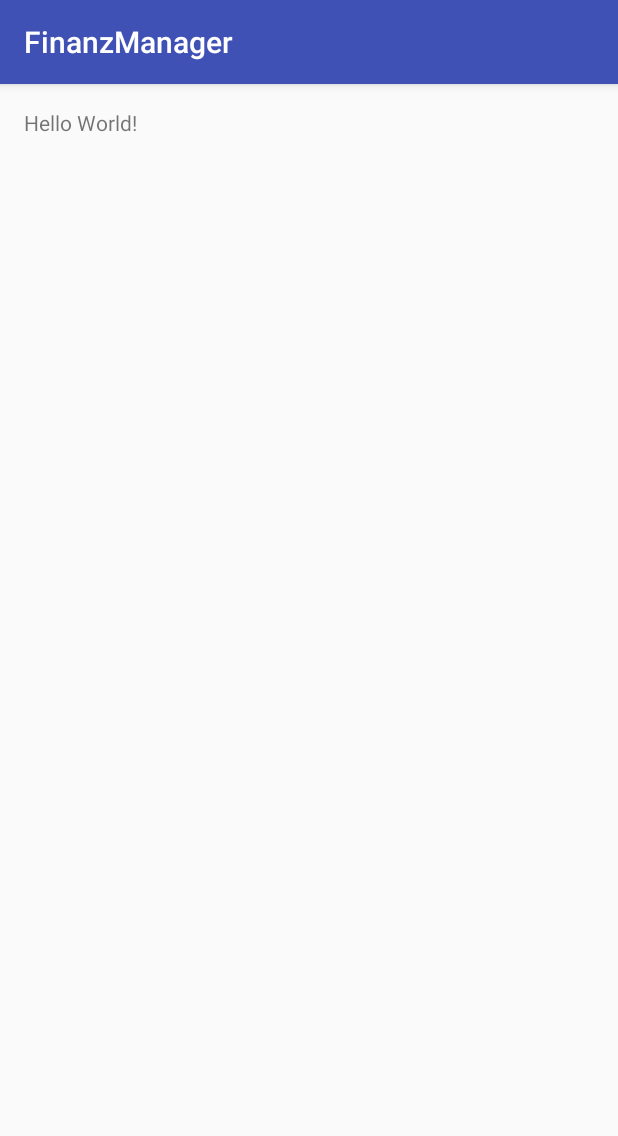
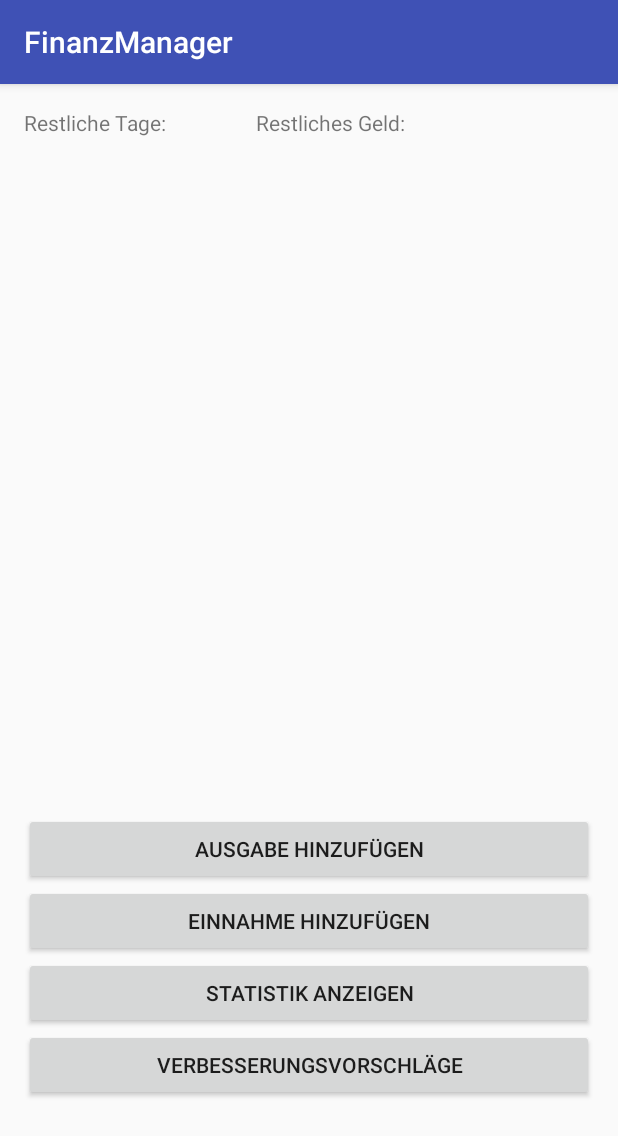
Before and after one commit to MaxHaslehner/FinanzenManager, an Android app: the screen it shows after launch (MainActivity), on a phone screen of 412 x 824 dp. Shown: the top 1136 px of the screen. Run offline under Robolectric (Android 15) with nearby library versions, the phone set to English and light mode, and no system bars.

Commit message:
1.Layout
Erstes grobe Layout

```diff
--- a/MyApplication/app/src/main/AndroidManifest.xml
+++ b/MyApplication/app/src/main/AndroidManifest.xml
@@ -15,6 +15,11 @@
                 <category android:name="android.intent.category.LAUNCHER" />
             </intent-filter>
         </activity>
+        <activity android:name=".AddAusgabe" />
+        <activity android:name=".AddEinnahme" />
+        <activity android:name=".KategorieStatistik" />
+        <activity android:name=".WochenStatistik" />
+        <activity android:name=".Verbesserungen"></activity>
     </application>
 
 </manifest>
--- a/MyApplication/app/src/main/res/layout/activity_main.xml
+++ b/MyApplication/app/src/main/res/layout/activity_main.xml
@@ -9,8 +9,76 @@
     android:paddingTop="@dimen/activity_vertical_margin"
     tools:context="com.example.mhaslehner.finanzmanager.MainActivity">
 
-    <TextView
-        android:layout_width="wrap_content"
-        android:layout_height="wrap_content"
-        android:text="Hello World!" />
+    <LinearLayout
+        android:orientation="vertical"
+        android:layout_width="match_parent"
+        android:layout_height="match_parent"
+        android:weightSum="1">
+
+        <LinearLayout
+            android:orientation="horizontal"
+            android:layout_width="match_parent"
+            android:layout_height="52dp">
+
+            <TextView
+                android:layout_width="wrap_content"
+                android:layout_height="wrap_content"
+                android:text="Restliche Tage:"
+                android:id="@+id/textView" />
+
+            <TextView
+                android:layout_width="wrap_content"
+                android:layout_height="wrap_content"
+                android:id="@+id/textView2"
+                android:layout_weight="1.24" />
+
+            <TextView
+                android:layout_width="wrap_content"
+                android:layout_height="wrap_content"
+                android:text="Restliches Geld:"
+                android:id="@+id/textView3" />
+
+            <TextView
+                android:layout_width="wrap_content"
+                android:layout_height="wrap_content"
+                android:id="@+id/textView4"
+                android:layout_weight="2.57" />
+        </LinearLayout>
+
+        <ImageView
+            android:layout_width="match_parent"
+            android:layout_height="wrap_content"
+            android:id="@+id/imageView"
+            android:layout_weight="0.85" />
+
+        <Button
+            android:layout_width="match_parent"
+            android:layout_height="wrap_content"
+            android:text="Ausgabe Hinzufügen"
+            android:id="@+id/button"
+            android:layout_gravity="center_horizontal" />
+
+        <Button
+            android:layout_width="match_parent"
+            android:layout_height="wrap_content"
+            android:text="Einnahme Hinzufügen"
+            android:id="@+id/button2"
+            android:layout_gravity="center_horizontal" />
+
+        <Button
+            android:layout_width="match_parent"
+            android:layout_height="wrap_content"
+            android:text="Statistik Anzeigen"
+            android:id="@+id/button3"
+            android:layout_gravity="center_horizontal" />
+
+        <Button
+            android:layout_width="match_parent"
+            android:layout_height="wrap_content"
+            android:text="Verbesserungsvorschläge"
+            android:id="@+id/button4"
+            android:layout_gravity="center_horizontal" />
+
+    </LinearLayout>
+
 </RelativeLayout>
```
Also changed, not shown: MyApplication/app/src/main/java/com/example/mhaslehner/finanzmanager/AddAusgabe.java (added, +13 -0 lines), MyApplication/app/src/main/java/com/example/mhaslehner/finanzmanager/AddEinnahme.java (added, +13 -0 lines), MyApplication/app/src/main/java/com/example/mhaslehner/finanzmanager/KategorieStatistik.java (added, +13 -0 lines), MyApplication/app/src/main/java/com/example/mhaslehner/finanzmanager/Verbesserungen.java (added, +13 -0 lines), MyApplication/app/src/main/java/com/example/mhaslehner/finanzmanager/WochenStatistik.java (added, +13 -0 lines), MyApplication/app/src/main/res/layout/activity_add_ausgabe.xml (added, +108 -0 lines), MyApplication/app/src/main/res/layout/activity_add_einnahme.xml (added, +96 -0 lines), MyApplication/app/src/main/res/layout/activity_kategorie_statistik.xml (added, +39 -0 lines), MyApplication/app/src/main/res/layout/activity_verbesserungen.xml (added, +37 -0 lines), MyApplication/app/src/main/res/layout/activity_wochen_statistik.xml (added, +104 -0 lines).
